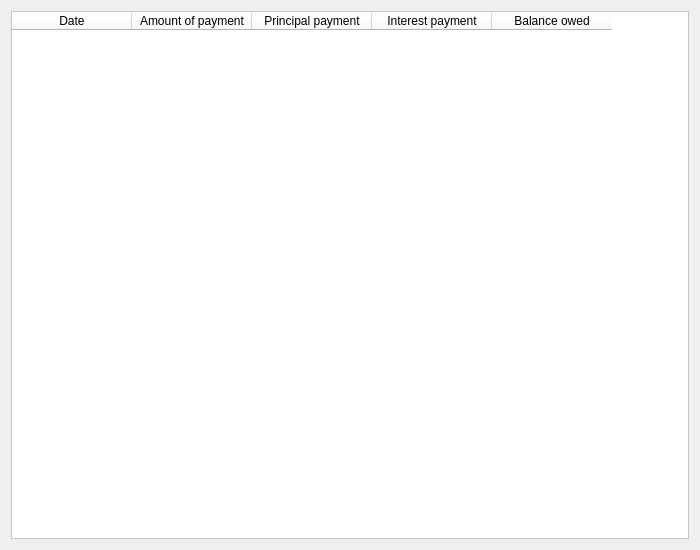
Before: the Qt Designer form src/s21_smartcalc/s21_credit_table.ui in kossadda/C7_s21_SmartCalc, drawn with Qt 5.
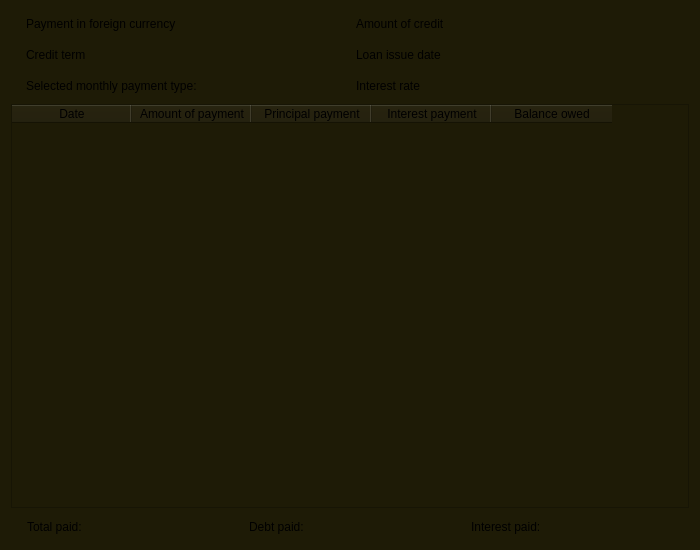
After: the same form once the commit is applied.

```diff
--- a/src/s21_smartcalc/s21_credit_table.ui
+++ b/src/s21_smartcalc/s21_credit_table.ui
@@ -19,8 +19,353 @@
   <property name="windowTitle">
    <string>Form</string>
   </property>
-  <layout class="QGridLayout" name="gridLayout">
-   <item row="0" column="0">
+  <property name="styleSheet">
+   <string notr="true">background-color: rgb(30, 27, 6);</string>
+  </property>
+  <layout class="QVBoxLayout" name="verticalLayout">
+   <item>
+    <layout class="QHBoxLayout" name="info_layout_1">
+     <property name="spacing">
+      <number>0</number>
+     </property>
+     <item>
+      <widget class="QLabel" name="currency_info">
+       <property name="sizePolicy">
+        <sizepolicy hsizetype="Fixed" vsizetype="Fixed">
+         <horstretch>0</horstretch>
+         <verstretch>0</verstretch>
+        </sizepolicy>
+       </property>
+       <property name="minimumSize">
+        <size>
+         <width>200</width>
+         <height>25</height>
+        </size>
+       </property>
+       <property name="maximumSize">
+        <size>
+         <width>200</width>
+         <height>25</height>
+        </size>
+       </property>
+       <property name="styleSheet">
+        <string notr="true">border-width: 2px; border-color: rgb(255, 255, 255);</string>
+       </property>
+       <property name="text">
+        <string>Payment in foreign currency</string>
+       </property>
+      </widget>
+     </item>
+     <item>
+      <widget class="QLabel" name="currency_select">
+       <property name="sizePolicy">
+        <sizepolicy hsizetype="Fixed" vsizetype="Fixed">
+         <horstretch>0</horstretch>
+         <verstretch>0</verstretch>
+        </sizepolicy>
+       </property>
+       <property name="minimumSize">
+        <size>
+         <width>50</width>
+         <height>25</height>
+        </size>
+       </property>
+       <property name="maximumSize">
+        <size>
+         <width>100</width>
+         <height>25</height>
+        </size>
+       </property>
+       <property name="text">
+        <string/>
+       </property>
+       <property name="alignment">
+        <set>Qt::AlignCenter</set>
+       </property>
+      </widget>
+     </item>
+     <item>
+      <widget class="QLabel" name="amount_info">
+       <property name="sizePolicy">
+        <sizepolicy hsizetype="Fixed" vsizetype="Fixed">
+         <horstretch>0</horstretch>
+         <verstretch>0</verstretch>
+        </sizepolicy>
+       </property>
+       <property name="minimumSize">
+        <size>
+         <width>200</width>
+         <height>25</height>
+        </size>
+       </property>
+       <property name="maximumSize">
+        <size>
+         <width>200</width>
+         <height>25</height>
+        </size>
+       </property>
+       <property name="text">
+        <string>Amount of credit</string>
+       </property>
+      </widget>
+     </item>
+     <item>
+      <widget class="QLabel" name="amount_select">
+       <property name="sizePolicy">
+        <sizepolicy hsizetype="Fixed" vsizetype="Fixed">
+         <horstretch>0</horstretch>
+         <verstretch>0</verstretch>
+        </sizepolicy>
+       </property>
+       <property name="minimumSize">
+        <size>
+         <width>50</width>
+         <height>25</height>
+        </size>
+       </property>
+       <property name="maximumSize">
+        <size>
+         <width>100</width>
+         <height>25</height>
+        </size>
+       </property>
+       <property name="text">
+        <string/>
+       </property>
+       <property name="alignment">
+        <set>Qt::AlignCenter</set>
+       </property>
+      </widget>
+     </item>
+    </layout>
+   </item>
+   <item>
+    <layout class="QHBoxLayout" name="info_layout_2">
+     <property name="spacing">
+      <number>0</number>
+     </property>
+     <item>
+      <widget class="QLabel" name="term_info">
+       <property name="sizePolicy">
+        <sizepolicy hsizetype="Fixed" vsizetype="Fixed">
+         <horstretch>0</horstretch>
+         <verstretch>0</verstretch>
+        </sizepolicy>
+       </property>
+       <property name="minimumSize">
+        <size>
+         <width>200</width>
+         <height>25</height>
+        </size>
+       </property>
+       <property name="maximumSize">
+        <size>
+         <width>200</width>
+         <height>25</height>
+        </size>
+       </property>
+       <property name="text">
+        <string>Credit term</string>
+       </property>
+      </widget>
+     </item>
+     <item>
+      <widget class="QLabel" name="term_select">
+       <property name="sizePolicy">
+        <sizepolicy hsizetype="Fixed" vsizetype="Fixed">
+         <horstretch>0</horstretch>
+         <verstretch>0</verstretch>
+        </sizepolicy>
+       </property>
+       <property name="minimumSize">
+        <size>
+         <width>50</width>
+         <height>25</height>
+        </size>
+       </property>
+       <property name="maximumSize">
+        <size>
+         <width>100</width>
+         <height>25</height>
+        </size>
+       </property>
+       <property name="text">
+        <string/>
+       </property>
+       <property name="alignment">
+        <set>Qt::AlignCenter</set>
+       </property>
+      </widget>
+     </item>
+     <item>
+      <widget class="QLabel" name="loan_info">
+       <property name="sizePolicy">
+        <sizepolicy hsizetype="Fixed" vsizetype="Fixed">
+         <horstretch>0</horstretch>
+         <verstretch>0</verstretch>
+        </sizepolicy>
+       </property>
+       <property name="minimumSize">
+        <size>
+         <width>200</width>
+         <height>25</height>
+        </size>
+       </property>
+       <property name="maximumSize">
+        <size>
+         <width>200</width>
+         <height>25</height>
+        </size>
+       </property>
+       <property name="text">
+        <string>Loan issue date</string>
+       </property>
+      </widget>
+     </item>
+     <item>
+      <widget class="QLabel" name="loan_select">
+       <property name="sizePolicy">
+        <sizepolicy hsizetype="Fixed" vsizetype="Fixed">
+         <horstretch>0</horstretch>
+         <verstretch>0</verstretch>
+        </sizepolicy>
+       </property>
+       <property name="minimumSize">
+        <size>
+         <width>50</width>
+         <height>25</height>
+        </size>
+       </property>
+       <property name="maximumSize">
+        <size>
+         <width>100</width>
+         <height>25</height>
+        </size>
+       </property>
+       <property name="text">
+        <string/>
+       </property>
+       <property name="alignment">
+        <set>Qt::AlignCenter</set>
+       </property>
+      </widget>
+     </item>
+    </layout>
+   </item>
+   <item>
+    <layout class="QHBoxLayout" name="info_layout_3">
+     <property name="spacing">
+      <number>0</number>
+     </property>
+     <item>
+      <widget class="QLabel" name="type_info">
+       <property name="sizePolicy">
+        <sizepolicy hsizetype="Fixed" vsizetype="Fixed">
+         <horstretch>0</horstretch>
+         <verstretch>0</verstretch>
+        </sizepolicy>
+       </property>
+       <property name="minimumSize">
+        <size>
+         <width>200</width>
+         <height>25</height>
+        </size>
+       </property>
+       <property name="maximumSize">
+        <size>
+         <width>200</width>
+         <height>25</height>
+        </size>
+       </property>
+       <property name="text">
+        <string>Selected monthly payment type:</string>
+       </property>
+      </widget>
+     </item>
+     <item>
+      <widget class="QLabel" name="type_select">
+       <property name="sizePolicy">
+        <sizepolicy hsizetype="Fixed" vsizetype="Fixed">
+         <horstretch>0</horstretch>
+         <verstretch>0</verstretch>
+        </sizepolicy>
+       </property>
+       <property name="minimumSize">
+        <size>
+         <width>50</width>
+         <height>25</height>
+        </size>
+       </property>
+       <property name="maximumSize">
+        <size>
+         <width>100</width>
+         <height>25</height>
+        </size>
+       </property>
+       <property name="text">
+        <string/>
+       </property>
+       <property name="alignment">
+        <set>Qt::AlignCenter</set>
+       </property>
+      </widget>
+     </item>
+     <item>
+      <widget class="QLabel" name="rate_info">
+       <property name="sizePolicy">
+        <sizepolicy hsizetype="Fixed" vsizetype="Fixed">
+         <horstretch>0</horstretch>
+         <verstretch>0</verstretch>
+        </sizepolicy>
+       </property>
+       <property name="minimumSize">
+        <size>
+         <width>200</width>
+         <height>25</height>
+        </size>
+       </property>
+       <property name="maximumSize">
+        <size>
+         <width>200</width>
+         <height>25</height>
+        </size>
+       </property>
+       <property name="text">
+        <string>Interest rate</string>
+       </property>
+      </widget>
+     </item>
+     <item>
+      <widget class="QLabel" name="rate_select">
+       <property name="sizePolicy">
+        <sizepolicy hsizetype="Fixed" vsizetype="Fixed">
+         <horstretch>0</horstretch>
+         <verstretch>0</verstretch>
+        </sizepolicy>
+       </property>
+       <property name="minimumSize">
+        <size>
+         <width>50</width>
+         <height>25</height>
+        </size>
+       </property>
+       <property name="maximumSize">
+        <size>
+         <width>100</width>
+         <height>25</height>
+        </size>
+       </property>
+       <property name="text">
+        <string/>
+       </property>
+       <property name="alignment">
+        <set>Qt::AlignCenter</set>
+       </property>
+      </widget>
+     </item>
+    </layout>
+   </item>
+   <item>
     <widget class="QTableWidget" name="table">
      <property name="sizePolicy">
       <sizepolicy hsizetype="Preferred" vsizetype="Preferred">
@@ -29,8 +374,16 @@
       </sizepolicy>
      </property>
      <property name="styleSheet">
-      <string notr="true">background-color: rgb(255, 255, 255);
-color: rgb(0, 0, 0);</string>
+      <string notr="true">QTableWidget::item:selected {
+	background-color: rgb(175, 97, 33);
+	color: rgb(255, 255, 255);
+}
+
+QTableWidget {
+	background-color: rgb(30, 27, 6);
+	color: rgb(255, 255, 255);
+	gridline-color: rgb(255, 255, 255);
+}</string>
      </property>
      <property name="rowCount">
       <number>0</number>
@@ -71,6 +424,85 @@
      </column>
     </widget>
    </item>
+   <item>
+    <layout class="QHBoxLayout" name="result_layout">
+     <item>
+      <widget class="QLabel" name="total_info">
+       <property name="sizePolicy">
+        <sizepolicy hsizetype="Fixed" vsizetype="Fixed">
+         <horstretch>0</horstretch>
+         <verstretch>0</verstretch>
+        </sizepolicy>
+       </property>
+       <property name="minimumSize">
+        <size>
+         <width>80</width>
+         <height>25</height>
+        </size>
+       </property>
+       <property name="maximumSize">
+        <size>
+         <width>200</width>
+         <height>25</height>
+        </size>
+       </property>
+       <property name="text">
+        <string>Total paid:</string>
+       </property>
+      </widget>
+     </item>
+     <item>
+      <widget class="QLabel" name="debt_info">
+       <property name="sizePolicy">
+        <sizepolicy hsizetype="Fixed" vsizetype="Fixed">
+         <horstretch>0</horstretch>
+         <verstretch>0</verstretch>
+        </sizepolicy>
+       </property>
+       <property name="minimumSize">
+        <size>
+         <width>80</width>
+         <height>25</height>
+        </size>
+       </property>
+       <property name="maximumSize">
+        <size>
+         <width>200</width>
+         <height>25</height>
+        </size>
+       </property>
+       <property name="text">
+        <string>Debt paid:</string>
+       </property>
+      </widget>
+     </item>
+     <item>
+      <widget class="QLabel" name="interest_info">
+       <property name="sizePolicy">
+        <sizepolicy hsizetype="Fixed" vsizetype="Fixed">
+         <horstretch>0</horstretch>
+         <verstretch>0</verstretch>
+        </sizepolicy>
+       </property>
+       <property name="minimumSize">
+        <size>
+         <width>80</width>
+         <height>25</height>
+        </size>
+       </property>
+       <property name="maximumSize">
+        <size>
+         <width>200</width>
+         <height>25</height>
+        </size>
+       </property>
+       <property name="text">
+        <string>Interest paid:</string>
+       </property>
+      </widget>
+     </item>
+    </layout>
+   </item>
   </layout>
  </widget>
  <resources/>
```
